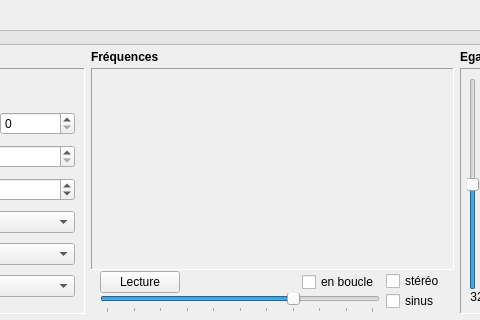
davy7125/polyphone, file trunk/pages/page_smpl.ui: the form before one commit; both pictures show x 219 to 699 and y 272 to 592 of the 983 by 592 pixel window.
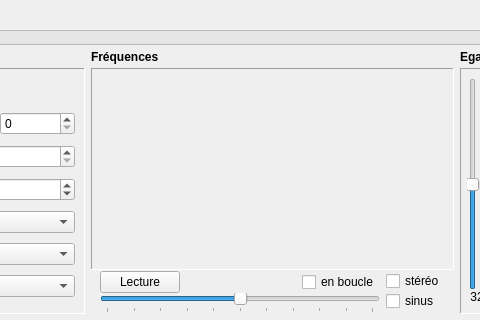
The form after the commit. Custom widgets are drawn as their Qt base class.

```diff
--- a/trunk/pages/page_smpl.ui
+++ b/trunk/pages/page_smpl.ui
@@ -828,12 +828,9 @@
              <item>
               <widget class="QSlider" name="sliderLectureVolume">
                <property name="minimum">
-                <number>-20</number>
+                <number>-50</number>
                </property>
                <property name="maximum">
-                <number>80</number>
-               </property>
-               <property name="value">
                 <number>50</number>
                </property>
                <property name="orientation">
```
